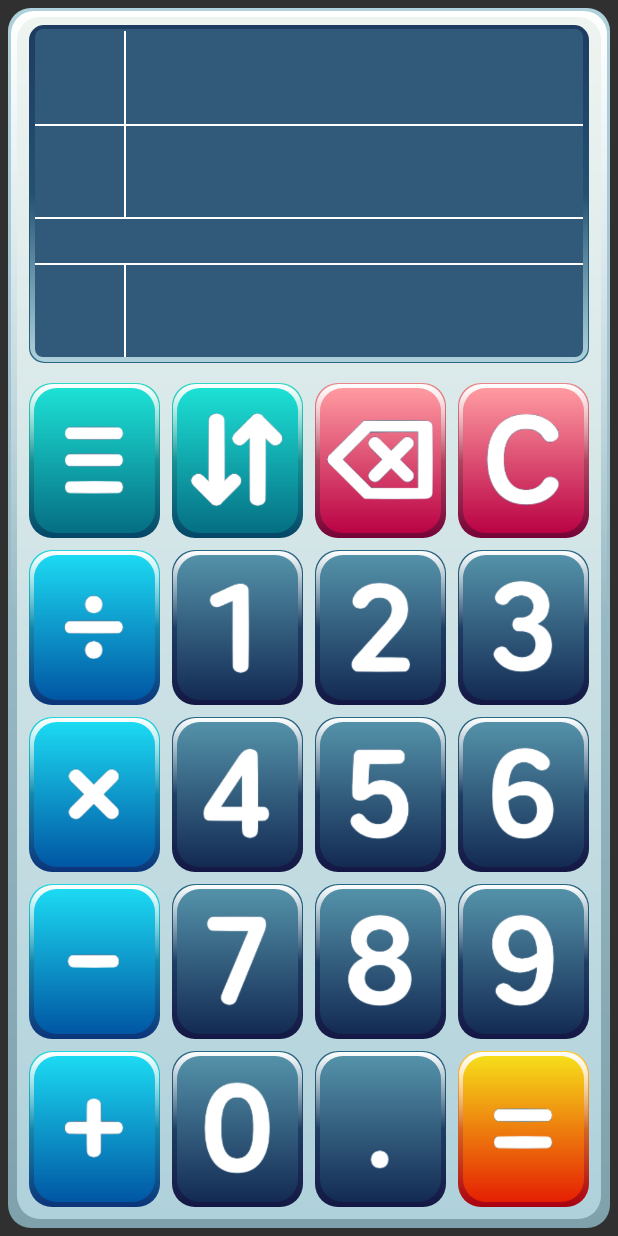
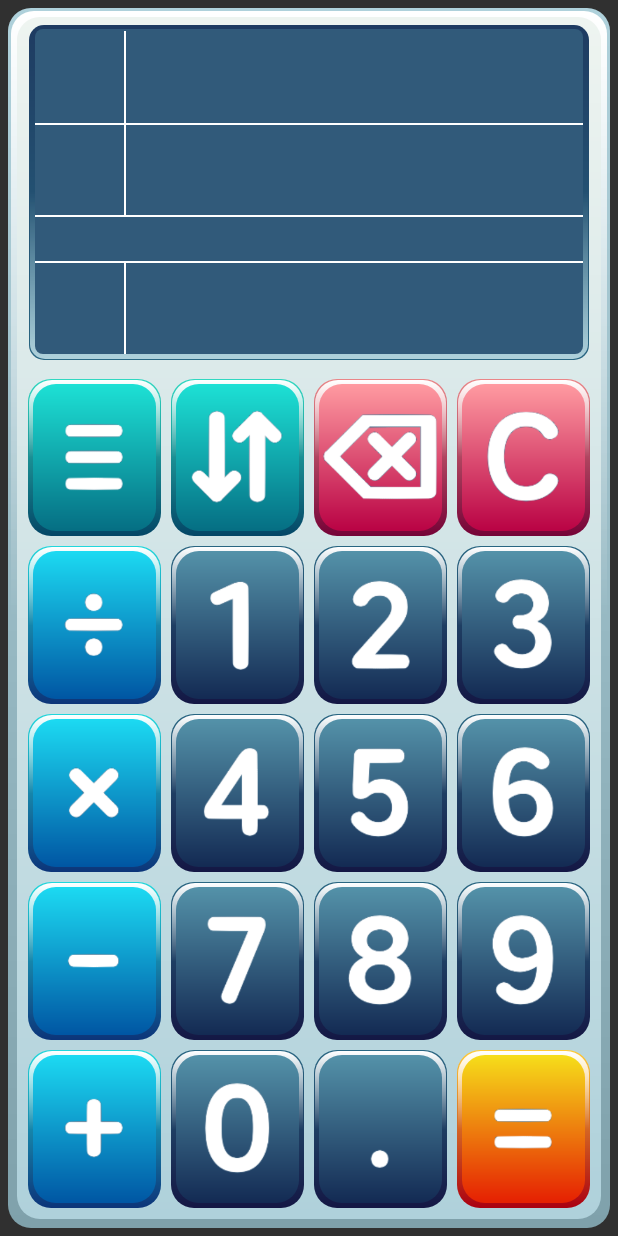
Before and after one commit to GrigoryCherkasov/CurrencyCalculator, an Android app: the layout ccwidget.xml on its own in the app's theme, with its tools: preview values and no code run, on a phone screen of 412 x 824 dp. Run offline under Robolectric (Android 15) with nearby library versions, the phone set to English and light mode, and no system bars.

Commit message:
Layout simplification

```diff
--- a/app/src/main/res/layout/ccwidget.xml
+++ b/app/src/main/res/layout/ccwidget.xml
@@ -10,7 +10,7 @@
             <ImageView
                 android:id="@+id/currency2"
                 style="@style/DisplayCellCurrency"
-                tools:ignore="ContentDescription" />
+                tools:ignore="ContentDescription,ImageContrastCheck" />
 
             <ImageView
                 android:id="@+id/value2"
@@ -50,48 +50,32 @@
         </LinearLayout>
     </LinearLayout>
 
-    <FrameLayout style="@style/ButtonPad">
-
-        <LinearLayout style="@style/ButtonRowPad">
-
-            <include layout="@layout/row_top" />
-
-            <include layout="@layout/row_middle" />
-
-            <include layout="@layout/row_middle" />
-
-            <include layout="@layout/row_middle" />
-
-            <include layout="@layout/row_bottom" />
-
-        </LinearLayout>
-
     <LinearLayout style="@style/ButtonRowPad">
 
         <LinearLayout style="@style/ButtonRow">
 
             <ImageView
                 android:id="@+id/setCurrency"
-                    style="@style/ButtonText"
+                style="@style/ButtonImageCyan"
                 android:src="@drawable/set"
                 tools:ignore="ContentDescription" />
 
             <ImageView
                 android:id="@+id/shift"
-                    style="@style/ButtonText"
+                style="@style/ButtonImageCyan"
                 android:src="@drawable/shift"
                 tools:ignore="ContentDescription" />
 
             <ImageView
                 android:id="@+id/bs"
-                    style="@style/ButtonText"
+                style="@style/ButtonImagePink"
                 android:padding="4dp"
                 android:src="@drawable/bs"
                 tools:ignore="ContentDescription" />
 
             <ImageView
                 android:id="@+id/c"
-                    style="@style/ButtonText"
+                style="@style/ButtonImagePink"
                 android:src="@drawable/c"
                 tools:ignore="ContentDescription" />
         </LinearLayout>
@@ -100,25 +84,25 @@
 
             <ImageView
                 android:id="@+id/div"
-                    style="@style/ButtonText"
+                style="@style/ButtonImageBlue"
                 android:src="@drawable/div"
                 tools:ignore="ContentDescription" />
 
             <ImageView
                 android:id="@+id/d1"
-                    style="@style/ButtonText"
+                style="@style/ButtonImageDark"
                 android:src="@drawable/d1"
                 tools:ignore="ContentDescription" />
 
             <ImageView
                 android:id="@+id/d2"
-                    style="@style/ButtonText"
+                style="@style/ButtonImageDark"
                 android:src="@drawable/d2"
                 tools:ignore="ContentDescription" />
 
             <ImageView
                 android:id="@+id/d3"
-                    style="@style/ButtonText"
+                style="@style/ButtonImageDark"
                 android:src="@drawable/d3"
                 tools:ignore="ContentDescription" />
         </LinearLayout>
@@ -127,25 +111,25 @@
 
             <ImageView
                 android:id="@+id/mul"
-                    style="@style/ButtonText"
+                style="@style/ButtonImageBlue"
                 android:src="@drawable/mul"
                 tools:ignore="ContentDescription" />
 
             <ImageView
                 android:id="@+id/d4"
-                    style="@style/ButtonText"
+                style="@style/ButtonImageDark"
                 android:src="@drawable/d4"
                 tools:ignore="ContentDescription" />
 
             <ImageView
                 android:id="@+id/d5"
-                    style="@style/ButtonText"
+                style="@style/ButtonImageDark"
                 android:src="@drawable/d5"
                 tools:ignore="ContentDescription" />
 
             <ImageView
                 android:id="@+id/d6"
-                    style="@style/ButtonText"
+                style="@style/ButtonImageDark"
                 android:src="@drawable/d6"
                 tools:ignore="ContentDescription" />
         </LinearLayout>
@@ -154,25 +138,26 @@
 
             <ImageView
                 android:id="@+id/minus"
-                    style="@style/ButtonText"
+                style="@style/ButtonImageBlue"
                 android:src="@drawable/minus"
                 tools:ignore="ContentDescription" />
 
             <ImageView
                 android:id="@+id/d7"
                 style="@style/ButtonText"
+                android:background="@drawable/button_dark"
                 android:src="@drawable/d7"
                 tools:ignore="ContentDescription" />
 
             <ImageView
                 android:id="@+id/d8"
-                    style="@style/ButtonText"
+                style="@style/ButtonImageDark"
                 android:src="@drawable/d8"
                 tools:ignore="ContentDescription" />
 
             <ImageView
                 android:id="@+id/d9"
-                    style="@style/ButtonText"
+                style="@style/ButtonImageDark"
                 android:src="@drawable/d9"
                 tools:ignore="ContentDescription" />
         </LinearLayout>
@@ -181,28 +166,27 @@
 
             <ImageView
                 android:id="@+id/plus"
-                    style="@style/ButtonText"
+                style="@style/ButtonImageBlue"
                 android:src="@drawable/plus"
                 tools:ignore="ContentDescription" />
 
             <ImageView
                 android:id="@+id/d0"
-                    style="@style/ButtonText"
+                style="@style/ButtonImageDark"
                 android:src="@drawable/d0"
                 tools:ignore="ContentDescription" />
 
             <ImageView
                 android:id="@+id/ds"
-                    style="@style/ButtonText"
+                style="@style/ButtonImageDark"
                 android:src="@drawable/ds"
                 tools:ignore="ContentDescription" />
 
             <ImageView
                 android:id="@+id/eval"
-                    style="@style/ButtonText"
+                style="@style/ButtonImageOrange"
                 android:src="@drawable/eval"
                 tools:ignore="ContentDescription" />
         </LinearLayout>
     </LinearLayout>
-    </FrameLayout>
 </LinearLayout>
--- a/app/src/main/res/layout/row_bottom.xml
+++ /dev/null
@@ -1,21 +0,0 @@
-<?xml version="1.0" encoding="utf-8"?>
-
-<LinearLayout xmlns:tools="http://schemas.android.com/tools"
-    style="@style/ButtonRow">
-
-    <ImageView
-        style="@style/ButtonImageBlue"
-        tools:ignore="ContentDescription,VisualLintBounds" />
-
-    <ImageView
-        style="@style/ButtonImageDark"
-        tools:ignore="ContentDescription,VisualLintBounds" />
-
-    <ImageView
-        style="@style/ButtonImageDark"
-        tools:ignore="ContentDescription,VisualLintBounds" />
-
-    <ImageView
-        style="@style/ButtonImageOrange"
-        tools:ignore="ContentDescription,VisualLintBounds" />
-</LinearLayout>
--- a/app/src/main/res/layout/row_middle.xml
+++ /dev/null
@@ -1,21 +0,0 @@
-<?xml version="1.0" encoding="utf-8"?>
-
-<LinearLayout xmlns:tools="http://schemas.android.com/tools"
-    style="@style/ButtonRow">
-
-    <ImageView
-        style="@style/ButtonImageBlue"
-        tools:ignore="ContentDescription,VisualLintBounds" />
-
-    <ImageView
-        style="@style/ButtonImageDark"
-        tools:ignore="ContentDescription,VisualLintBounds" />
-
-    <ImageView
-        style="@style/ButtonImageDark"
-        tools:ignore="ContentDescription,VisualLintBounds" />
-
-    <ImageView
-        style="@style/ButtonImageDark"
-        tools:ignore="ContentDescription,VisualLintBounds" />
-</LinearLayout>
--- a/app/src/main/res/layout/row_top.xml
+++ /dev/null
@@ -1,21 +0,0 @@
-<?xml version="1.0" encoding="utf-8"?>
-
-<LinearLayout xmlns:tools="http://schemas.android.com/tools"
-    style="@style/ButtonRow">
-
-    <ImageView
-        style="@style/ButtonImageCyan"
-        tools:ignore="ContentDescription,VisualLintBounds" />
-
-    <ImageView
-        style="@style/ButtonImageCyan"
-        tools:ignore="ContentDescription,VisualLintBounds" />
-
-    <ImageView
-        style="@style/ButtonImagePink"
-        tools:ignore="ContentDescription,VisualLintBounds" />
-
-    <ImageView
-        style="@style/ButtonImagePink"
-        tools:ignore="ContentDescription,VisualLintBounds" />
-</LinearLayout>
--- a/app/src/main/res/values/themes.xml
+++ b/app/src/main/res/values/themes.xml
@@ -20,47 +20,38 @@
         <item name="android:scaleType">fitEnd</item>
     </style>
 
-    <style name="ButtonImage" parent="CellSize">
-        <item name="android:layout_margin">4dp</item>
+    <style name="ButtonText" parent="CellSize">
+        <item name="android:layout_margin">3dp</item>
         <item name="android:layout_weight">1</item>
     </style>
 
-    <style name="ButtonImageGray" parent="ButtonImage">
-        <item name="android:src">@drawable/button_gray</item>
+    <style name="ButtonImageGray" parent="ButtonText">
+        <item name="android:background">@drawable/button_gray</item>
     </style>
 
-    <style name="ButtonImageCyan" parent="ButtonImage">
-        <item name="android:src">@drawable/button_cyan</item>
+    <style name="ButtonImageCyan" parent="ButtonText">
+        <item name="android:background">@drawable/button_cyan</item>
     </style>
 
-    <style name="ButtonImagePink" parent="ButtonImage">
-        <item name="android:src">@drawable/button_pink</item>
+    <style name="ButtonImagePink" parent="ButtonText">
+        <item name="android:background">@drawable/button_pink</item>
     </style>
 
-    <style name="ButtonImageBlue" parent="ButtonImage">
-        <item name="android:src">@drawable/button_blue</item>
+    <style name="ButtonImageBlue" parent="ButtonText">
+        <item name="android:background">@drawable/button_blue</item>
     </style>
 
-    <style name="ButtonImageDark" parent="ButtonImage">
-        <item name="android:src">@drawable/button_dark</item>
+    <style name="ButtonImageDark" parent="ButtonText">
+        <item name="android:background">@drawable/button_dark</item>
     </style>
 
-    <style name="ButtonImageOrange" parent="ButtonImage">
-        <item name="android:src">@drawable/button_orange</item>
-    </style>
-
-    <style name="ButtonText" parent="CellSize">
-        <item name="android:layout_margin">6dp</item>
-        <item name="android:layout_weight">1</item>
+    <style name="ButtonImageOrange" parent="ButtonText">
+        <item name="android:background">@drawable/button_orange</item>
     </style>
 
     <style name="RowSize">
         <item name="android:layout_width">match_parent</item>
         <item name="android:layout_height">0dp</item>
-    </style>
-
-    <style name="ButtonPad" parent="RowSize">
-        <item name="android:layout_weight">2.5</item>
     </style>
 
     <style name="RowSizeWeight1" parent="RowSize">
@@ -95,7 +86,8 @@
         <item name="android:layout_height">match_parent</item>
     </style>
 
-    <style name="ButtonRowPad" parent="ParentSize">
+    <style name="ButtonRowPad" parent="RowSize">
+        <item name="android:layout_weight">2.5</item>
         <item name="android:layout_margin">4dp</item>
         <item name="android:baselineAligned">false</item>
         <item name="android:orientation">vertical</item>
```
Lines whose indentation alone changed are shown as unchanged.
